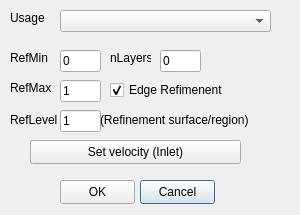
Old version of the form src/stlDialog.ui in the repository thawtar/ampersandCFD.
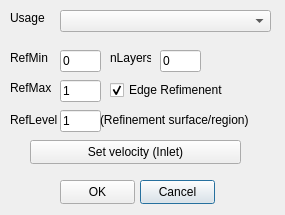
New version of the form.

```diff
--- a/src/stlDialog.ui
+++ b/src/stlDialog.ui
@@ -6,7 +6,7 @@
    <rect>
     <x>0</x>
     <y>0</y>
-    <width>300</width>
+    <width>285</width>
     <height>215</height>
    </rect>
   </property>
```
Left out of the diff: 2 changed lines with no effect on the pictures.
